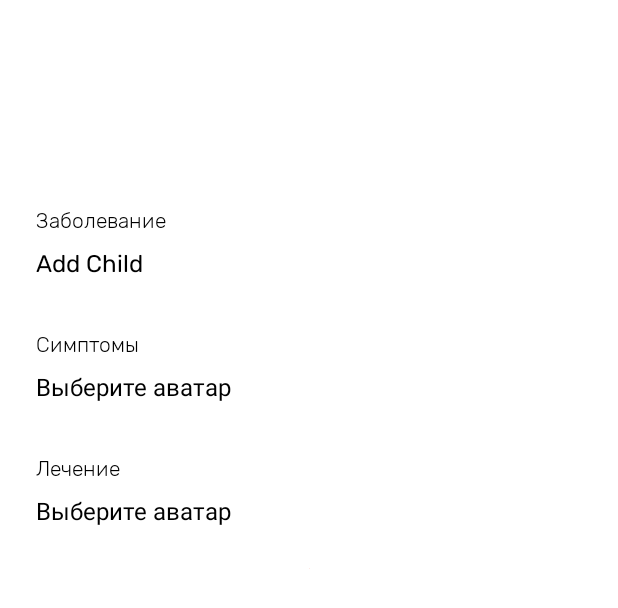
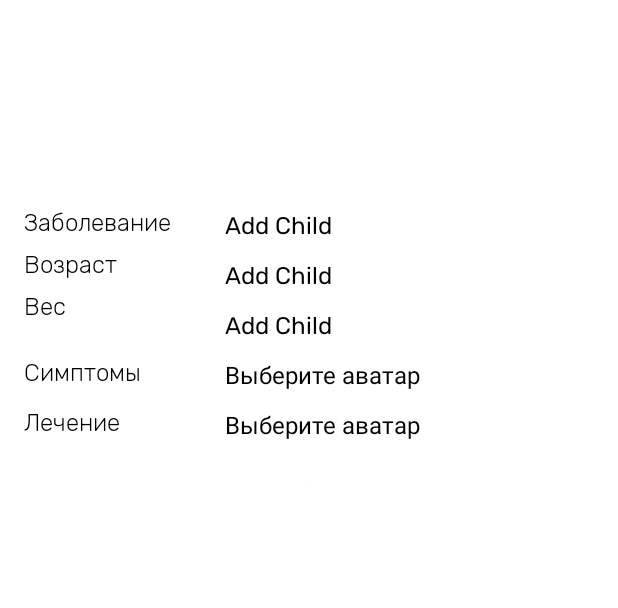
Before and after one commit to minionJerry/BabyMed, an Android app: the layout activity_illness_detail.xml on its own in the app's theme, with its tools: preview values and no code run, on a phone screen of 412 x 824 dp. Shown: the top 608 px of the screen. Run offline under Robolectric (Android 15) with nearby library versions, the phone set to English and light mode, and no system bars.

Commit message:
added child weight field

```diff
--- a/app/src/main/java/com/kanykeinu/babymed/data/source/remote/firebase/Child.kt
+++ b/app/src/main/java/com/kanykeinu/babymed/data/source/remote/firebase/Child.kt
@@ -7,6 +7,7 @@ import kotlinx.android.parcel.Parcelize
 
 @Parcelize
 data class Child(
+        var id: String?,
         val name: String,
         val birthDate: String,
         val gender: String?,
@@ -16,7 +17,7 @@ data class Child(
         val userId : String?,
         val illnessList: ArrayList<Illness>?) : Parcelable{
 
-    constructor() : this("","","",0,"",0,"",null)
+    constructor() : this(null,"","","",0,"",0,"",null)
 
 
     @Exclude
@@ -32,4 +33,5 @@ data class Child(
 
         return result
     }
+
 }
--- a/app/src/main/java/com/kanykeinu/babymed/view/addeditchild/NewChildActivity.kt
+++ b/app/src/main/java/com/kanykeinu/babymed/view/addeditchild/NewChildActivity.kt
@@ -140,11 +140,13 @@ class NewChildActivity : AppCompatActivity() , View.OnClickListener, View.OnFocu
     }
 
     fun saveChild(weight : Int?, bloodType : Int?){
-        val firebaseChild = com.kanykeinu.babymed.data.source.remote.firebase.Child(editTextName.text.toString(), editTextBirthDate.text.toString(), editTextGender.text.toString(),
+        val firebaseChild = com.kanykeinu.babymed.data.source.remote.firebase.Child(null,editTextName.text.toString(), editTextBirthDate.text.toString(), editTextGender.text.toString(),
                 weight, uriPhoto.toString(), bloodType,sharedPreferencesManager.getUserId(),null)
         val newChild = Child(0, null, firebaseChild.name, firebaseChild.birthDate, firebaseChild.gender,
                 firebaseChild.weight, firebaseChild.photoUri, firebaseChild.bloodType)
         val childFirebaseId = addEditChildViewModel.saveChildToFirebase(firebaseChild)
+        firebaseChild.id = childFirebaseId
+        addEditChildViewModel.updateChildFromFirebase(childFirebaseId!!,firebaseChild)
         newChild.firebaseId = childFirebaseId
         addEditChildViewModel.saveChild(newChild)
     }
@@ -152,7 +154,7 @@ class NewChildActivity : AppCompatActivity() , View.OnClickListener, View.OnFocu
     fun updateChild(weight: Int?,bloodType: Int?){
         val newChild = Child(child!!.id, child!!.firebaseId, editTextName.text.toString(), editTextBirthDate.text.toString(), editTextGender.text.toString(),
                 weight, uriPhoto.toString(), bloodType)
-        val firebaseChild = com.kanykeinu.babymed.data.source.remote.firebase.Child(newChild.name,newChild.birthDate,newChild.gender,newChild.weight,
+        val firebaseChild = com.kanykeinu.babymed.data.source.remote.firebase.Child(newChild.firebaseId,newChild.name,newChild.birthDate,newChild.gender,newChild.weight,
                 newChild.photoUri,newChild.bloodType,sharedPreferencesManager.getUserId(),null)
         addEditChildViewModel.updateChild(newChild)
         addEditChildViewModel.updateChildFromFirebase(child!!.firebaseId!!,firebaseChild)
--- a/app/src/main/java/com/kanykeinu/babymed/view/addeditillness/NewIllnessActivity.kt
+++ b/app/src/main/java/com/kanykeinu/babymed/view/addeditillness/NewIllnessActivity.kt
@@ -94,6 +94,7 @@ class NewIllnessActivity : AppCompatActivity(), DatePickerDialog.OnDateSetListen
         if (illness!=null){
             editTextIllnessName.setText(illness!!.name)
             editTextDate.setText(illness!!.date)
+            editTextChildWeight.setText(illness!!.illnessWeight.toString())
             editTextSymptoms.setText(illness!!.symptoms)
             editTextTreatment.setText(illness!!.treatment)
             imgViewTreatmentPhoto.visibility = View.VISIBLE
@@ -133,7 +134,7 @@ class NewIllnessActivity : AppCompatActivity(), DatePickerDialog.OnDateSetListen
 
     private fun saveNewIllness(){
         val illness = Illness(0,null, editTextIllnessName.text.toString(), editTextSymptoms.text.toString(), editTextTreatment.text.toString(),
-                      uriTreatmentPhoto.toString(), editTextDate.text.toString(), childId = child!!.id, illnessWeight = child!!.weight!!)
+                      uriTreatmentPhoto.toString(), editTextDate.text.toString(), childId = child!!.id, illnessWeight = Integer.parseInt(editTextChildWeight.text.toString()))
         val firebaseIllness = com.kanykeinu.babymed.data.source.remote.firebase.Illness(illness.name,illness.symptoms,illness.treatment,illness.treatmentPhotoUri,
                                         illness.date,illness.illnessWeight)
         val firebaseId : String? = addIllnessViewModel.saveIllnessToFirebase(child!!.firebaseId!!,firebaseIllness)
--- a/app/src/main/java/com/kanykeinu/babymed/view/illnessdetail/IllnessDetailActivity.kt
+++ b/app/src/main/java/com/kanykeinu/babymed/view/illnessdetail/IllnessDetailActivity.kt
@@ -71,6 +71,8 @@ class IllnessDetailActivity : AppCompatActivity() {
         tvTitleAboutIllness.text = if (child.gender.equals(MALE_GENDER)) getString(R.string.illness_descrip_male,child.name,illness.date)
                                     else getString(R.string.illness_descrip_female,child.name,illness.date)
         tvIllnesName.text = illness.name
+        tvChildAge.text = Child.getIllnessAge(child.birthDate,illness.date).toString()
+        tvIllnesWeight.text = illness.illnessWeight.toString()
         tvSymptoms.text = illness.symptoms
         tvTreatment.text = illness.treatment
         treatmentPhoto.setImageURI(Uri.parse(illness.treatmentPhotoUri))
--- a/app/src/main/res/layout/activity_illness_detail.xml
+++ b/app/src/main/res/layout/activity_illness_detail.xml
@@ -19,13 +19,42 @@
     tools:context=".view.illnessdetail.IllnessDetailActivity">
 
     <TextView
+        android:id="@+id/tvChildAgeTitle"
+        android:layout_width="wrap_content"
+        android:layout_height="wrap_content"
+        android:layout_marginStart="16dp"
+        android:layout_marginTop="8dp"
+        android:fontFamily="@font/rubik_light"
+        android:maxLines="2"
+        android:text="@string/age"
+        android:textColor="@android:color/black"
+        android:textSize="16sp"
+        app:layout_constraintStart_toStartOf="parent"
+        app:layout_constraintTop_toBottomOf="@+id/tvIllnesNameTitle" />
+
+    <TextView
+        android:id="@+id/tvChildMassTitle"
+        android:layout_width="wrap_content"
+        android:layout_height="wrap_content"
+        android:layout_marginStart="16dp"
+        android:layout_marginTop="8dp"
+        android:fontFamily="@font/rubik_light"
+        android:maxLines="2"
+        android:text="@string/weight"
+        android:textColor="@android:color/black"
+        android:textSize="16sp"
+        app:layout_constraintStart_toStartOf="parent"
+        app:layout_constraintTop_toBottomOf="@+id/tvChildAgeTitle" />
+
+    <TextView
         android:id="@+id/tvTitleAboutIllness"
-        android:layout_width="wrap_content"
+        android:layout_width="0dp"
         android:layout_height="wrap_content"
         android:layout_marginStart="16dp"
         android:layout_marginTop="76dp"
         android:layout_marginEnd="16dp"
         android:fontFamily="@font/rubik_medium"
+        android:gravity="center_horizontal"
         android:textColor="@android:color/black"
         android:textSize="20sp"
         app:layout_constraintEnd_toEndOf="parent"
@@ -35,96 +64,108 @@
 
     <TextView
         android:id="@+id/tvIllnesNameTitle"
-        android:layout_width="0dp"
+        android:layout_width="wrap_content"
         android:layout_height="wrap_content"
-        android:layout_marginStart="24dp"
+        android:layout_marginStart="16dp"
         android:layout_marginTop="32dp"
-        android:layout_marginEnd="16dp"
         android:fontFamily="@font/rubik_light"
+        android:maxLines="2"
         android:text="@string/illness"
         android:textColor="@android:color/black"
-        app:layout_constraintEnd_toEndOf="parent"
-        app:layout_constraintHorizontal_bias="0.038"
+        android:textSize="16sp"
         app:layout_constraintStart_toStartOf="parent"
         app:layout_constraintTop_toBottomOf="@+id/tvTitleAboutIllness" />
 
     <TextView
         android:id="@+id/tvIllnesName"
-        android:layout_width="0dp"
+        android:layout_width="246dp"
         android:layout_height="wrap_content"
-        android:layout_marginStart="24dp"
+        android:layout_marginTop="32dp"
+        android:layout_marginEnd="16dp"
+        android:fontFamily="@font/rubik"
+        android:textColor="@android:color/black"
+        android:textSize="16sp"
+        app:layout_constraintEnd_toEndOf="parent"
+        app:layout_constraintTop_toBottomOf="@+id/tvTitleAboutIllness"
+        tools:text="@string/add_child" />
+
+    <TextView
+        android:id="@+id/tvIllnesWeight"
+        android:layout_width="246dp"
+        android:layout_height="wrap_content"
         android:layout_marginTop="8dp"
         android:layout_marginEnd="16dp"
         android:fontFamily="@font/rubik"
         android:textColor="@android:color/black"
         android:textSize="16sp"
         app:layout_constraintEnd_toEndOf="parent"
-        app:layout_constraintHorizontal_bias="0.035"
-        app:layout_constraintStart_toStartOf="parent"
-        app:layout_constraintTop_toBottomOf="@+id/tvIllnesNameTitle"
+        app:layout_constraintTop_toBottomOf="@+id/tvChildAge"
+        tools:text="@string/add_child" />
+
+    <TextView
+        android:id="@+id/tvChildAge"
+        android:layout_width="246dp"
+        android:layout_height="wrap_content"
+        android:layout_marginTop="8dp"
+        android:layout_marginEnd="16dp"
+        android:fontFamily="@font/rubik"
+        android:textColor="@android:color/black"
+        android:textSize="16sp"
+        app:layout_constraintEnd_toEndOf="parent"
+        app:layout_constraintTop_toBottomOf="@+id/tvIllnesName"
         tools:text="@string/add_child" />
 
     <TextView
         android:id="@+id/tvSymptomsTitle"
         android:layout_width="0dp"
         android:layout_height="wrap_content"
-        android:layout_marginStart="24dp"
-        android:layout_marginTop="32dp"
-        android:layout_marginEnd="16dp"
+        android:layout_marginStart="16dp"
+        android:layout_marginTop="8dp"
         android:fontFamily="@font/rubik_light"
         android:text="@string/symptoms"
         android:textColor="@android:color/black"
-        app:layout_constraintEnd_toEndOf="parent"
-        app:layout_constraintHorizontal_bias="0.035"
+        android:textSize="16sp"
         app:layout_constraintStart_toStartOf="parent"
-        app:layout_constraintTop_toBottomOf="@+id/tvIllnesName" />
+        app:layout_constraintTop_toBottomOf="@+id/tvIllnesWeight" />
 
     <TextView
         android:id="@+id/tvSymptoms"
-        android:layout_width="0dp"
+        android:layout_width="246dp"
         android:layout_height="wrap_content"
-        android:layout_marginStart="24dp"
         android:layout_marginTop="8dp"
         android:layout_marginEnd="16dp"
         android:fontFamily="@font/rubik"
         android:textColor="@android:color/black"
         android:textSize="16sp"
         app:layout_constraintEnd_toEndOf="parent"
-        app:layout_constraintHorizontal_bias="0.045"
-        app:layout_constraintStart_toStartOf="parent"
-        app:layout_constraintTop_toBottomOf="@+id/tvSymptomsTitle"
+        app:layout_constraintTop_toBottomOf="@+id/tvIllnesWeight"
         tools:text="@string/avatar_selection" />
 
     <TextView
         android:id="@+id/tvTreatmentTitle"
         android:layout_width="0dp"
-        android:layout_height="17dp"
-        android:layout_marginStart="24dp"
-        android:layout_marginTop="32dp"
-        android:layout_marginEnd="16dp"
+        android:layout_height="wrap_content"
+        android:layout_marginStart="16dp"
+        android:layout_marginTop="8dp"
         android:fontFamily="@font/rubik_light"
         android:text="@string/treatment"
         android:textColor="@android:color/black"
-        app:layout_constraintEnd_toEndOf="parent"
-        app:layout_constraintHorizontal_bias="0.034"
+        android:textSize="16sp"
         app:layout_constraintStart_toStartOf="parent"
         app:layout_constraintTop_toBottomOf="@+id/tvSymptoms" />
 
 
     <TextView
         android:id="@+id/tvTreatment"
-        android:layout_width="0dp"
+        android:layout_width="246dp"
         android:layout_height="wrap_content"
-        android:layout_marginStart="24dp"
         android:layout_marginTop="8dp"
         android:layout_marginEnd="16dp"
         android:fontFamily="@font/rubik"
         android:textColor="@android:color/black"
         android:textSize="16sp"
         app:layout_constraintEnd_toEndOf="parent"
-        app:layout_constraintHorizontal_bias="0.045"
-        app:layout_constraintStart_toStartOf="parent"
-        app:layout_constraintTop_toBottomOf="@+id/tvTreatmentTitle"
+        app:layout_constraintTop_toBottomOf="@+id/tvSymptoms"
         tools:text="@string/avatar_selection" />
 
 
--- a/app/src/main/res/layout/fragment_item_list_dialog.xml
+++ b/app/src/main/res/layout/fragment_item_list_dialog.xml
@@ -49,7 +49,7 @@
         android:layout_width="48dp"
         android:layout_height="48dp"
         android:layout_marginStart="24dp"
-        android:background="@drawable/default_avatar"
+        android:background="@drawable/parent"
         app:layout_constraintStart_toStartOf="parent"
         app:layout_constraintTop_toTopOf="@+id/tvUsernameDialog" />
 
```
Also changed, not shown: app/src/main/java/com/kanykeinu/babymed/view/childdetail/IllnessAdapter.kt (+1 -6 lines), app/src/main/res/layout/activity_new_illness.xml (+46 -29 lines), app/src/main/res/layout/illness_list_item.xml (+19 -0 lines), app/src/main/res/values/strings.xml (+5 -5 lines), app/src/main/res/drawable/parent.png (added), 1 other file.
